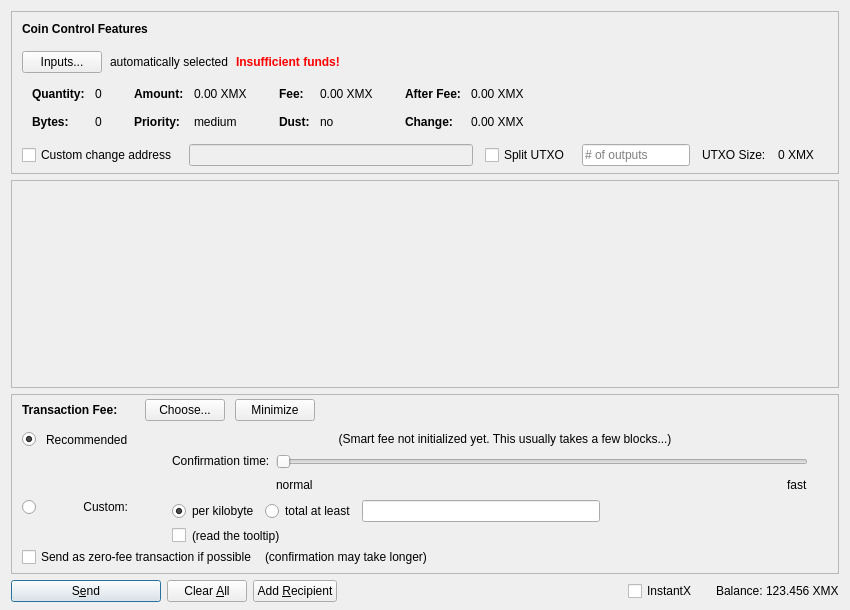
The window that src/qt/forms/sendcoinsdialog.ui (xumacoin/xuma-core) describes before a commit, drawn with Qt 5.
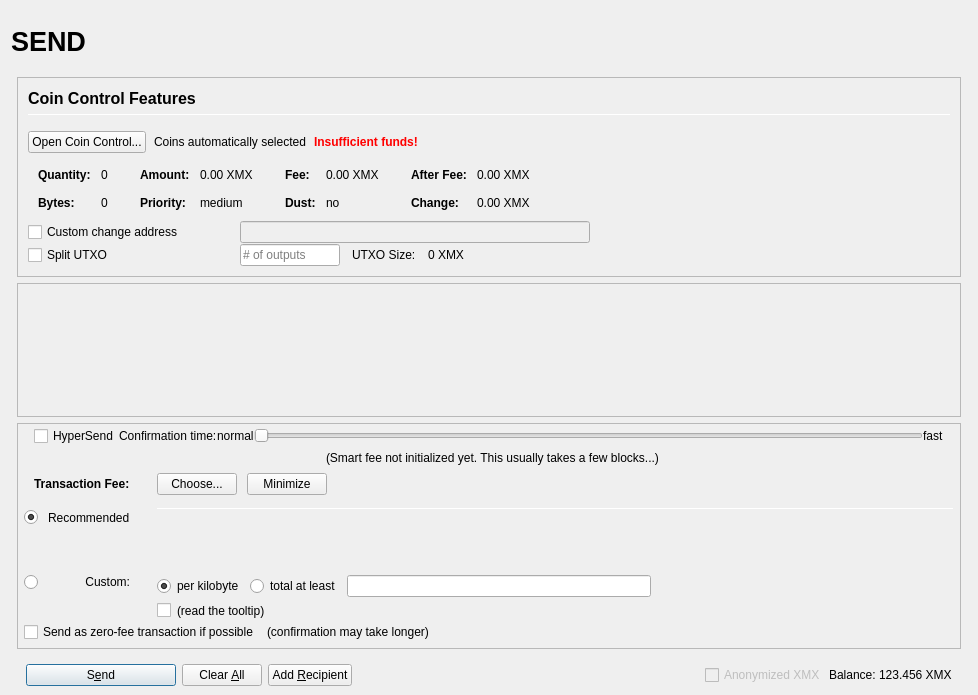
The same window after the commit. Icons and pictures are not drawn. Custom widgets are drawn as their Qt base class.

Diff of the .ui file:
```diff
--- a/src/qt/forms/sendcoinsdialog.ui
+++ b/src/qt/forms/sendcoinsdialog.ui
@@ -2,20 +2,155 @@
 <ui version="4.0">
  <class>SendCoinsDialog</class>
  <widget class="QDialog" name="SendCoinsDialog">
+  <property name="enabled">
+   <bool>true</bool>
+  </property>
   <property name="geometry">
    <rect>
     <x>0</x>
     <y>0</y>
-    <width>850</width>
-    <height>610</height>
+    <width>978</width>
+    <height>695</height>
    </rect>
   </property>
   <property name="windowTitle">
    <string>Send Coins</string>
   </property>
-  <layout class="QVBoxLayout" name="verticalLayout" stretch="0,1,0,0">
+  <layout class="QVBoxLayout" name="verticalLayout" stretch="0">
    <property name="bottomMargin">
-    <number>8</number>
+    <number>9</number>
+   </property>
+   <item>
+    <layout class="QVBoxLayout" name="verticalLayout_Master" stretch="0,1">
+     <property name="spacing">
+      <number>0</number>
+     </property>
+     <property name="leftMargin">
+      <number>0</number>
+     </property>
+     <property name="topMargin">
+      <number>0</number>
+     </property>
+     <property name="rightMargin">
+      <number>0</number>
+     </property>
+     <property name="bottomMargin">
+      <number>0</number>
+     </property>
+     <item>
+      <widget class="QFrame" name="frame_Header">
+       <layout class="QVBoxLayout" name="verticalLayout_Header" stretch="0">
+        <property name="leftMargin">
+         <number>0</number>
+        </property>
+        <property name="topMargin">
+         <number>0</number>
+        </property>
+        <property name="rightMargin">
+         <number>0</number>
+        </property>
+        <property name="bottomMargin">
+         <number>0</number>
+        </property>
+        <item>
+         <layout class="QHBoxLayout" name="horizontalLayout_Header" stretch="1,0,1">
+          <property name="spacing">
+           <number>6</number>
+          </property>
+          <item>
+           <widget class="QLabel" name="labelOverviewHeaderLeft">
+            <property name="minimumSize">
+             <size>
+              <width>464</width>
+              <height>60</height>
+             </size>
+            </property>
+            <property name="maximumSize">
+             <size>
+              <width>16777215</width>
+              <height>60</height>
+             </size>
+            </property>
+            <property name="font">
+             <font>
+              <pointsize>20</pointsize>
+              <weight>75</weight>
+              <bold>true</bold>
+             </font>
+            </property>
+            <property name="text">
+             <string>SEND</string>
+            </property>
+            <property name="alignment">
+             <set>Qt::AlignLeading|Qt::AlignLeft|Qt::AlignVCenter</set>
+            </property>
+           </widget>
+          </item>
+          <item>
+           <spacer name="horizontalSpacer_Header">
+            <property name="orientation">
+             <enum>Qt::Horizontal</enum>
+            </property>
+            <property name="sizeHint" stdset="0">
+             <size>
+              <width>40</width>
+              <height>20</height>
+             </size>
+            </property>
+           </spacer>
+          </item>
+          <item>
+           <widget class="QLabel" name="labelOverviewHeaderRight">
+            <property name="minimumSize">
+             <size>
+              <width>464</width>
+              <height>60</height>
+             </size>
+            </property>
+            <property name="maximumSize">
+             <size>
+              <width>16777215</width>
+              <height>60</height>
+             </size>
+            </property>
+            <property name="font">
+             <font>
+              <pointsize>14</pointsize>
+             </font>
+            </property>
+            <property name="text">
+             <string/>
+            </property>
+            <property name="alignment">
+             <set>Qt::AlignRight|Qt::AlignTrailing|Qt::AlignVCenter</set>
+            </property>
+           </widget>
+          </item>
+         </layout>
+        </item>
+       </layout>
+      </widget>
+     </item>
+     <item>
+      <widget class="QFrame" name="frame_BG">
+       <property name="minimumSize">
+        <size>
+         <width>0</width>
+         <height>0</height>
+        </size>
+       </property>
+       <layout class="QVBoxLayout" name="layout_BG" stretch="0,0,0,0">
+        <property name="leftMargin">
+         <number>6</number>
+        </property>
+        <property name="topMargin">
+         <number>6</number>
+        </property>
+        <property name="rightMargin">
+         <number>6</number>
+        </property>
+        <property name="bottomMargin">
+         <number>0</number>
    </property>
    <item>
     <widget class="QFrame" name="frameCoinControl">
@@ -51,12 +186,13 @@
        <number>0</number>
       </property>
       <property name="bottomMargin">
-       <number>6</number>
+            <number>0</number>
       </property>
       <item>
-       <layout class="QVBoxLayout" name="verticalLayoutCoinControl" stretch="0,0,0,0,1">
+            <widget class="QFrame" name="frameCoinControl_BG">
+             <layout class="QVBoxLayout" name="verticalLayoutCoinControl" stretch="0,0,0,0,0,0">
         <property name="spacing">
-         <number>0</number>
+               <number>1</number>
         </property>
         <property name="leftMargin">
          <number>10</number>
@@ -70,6 +206,11 @@
            <number>15</number>
           </property>
           <item>
+                 <layout class="QVBoxLayout" name="verticalLayout_3">
+                  <property name="spacing">
+                   <number>6</number>
+                  </property>
+                  <item>
            <widget class="QLabel" name="labelCoinControlFeatures">
             <property name="sizePolicy">
              <sizepolicy hsizetype="Preferred" vsizetype="Maximum">
@@ -77,8 +218,15 @@
               <verstretch>0</verstretch>
              </sizepolicy>
             </property>
+                    <property name="minimumSize">
+                     <size>
+                      <width>0</width>
+                      <height>20</height>
+                     </size>
+                    </property>
             <property name="font">
              <font>
+                      <pointsize>12</pointsize>
               <weight>75</weight>
               <bold>true</bold>
              </font>
@@ -91,6 +239,27 @@
             </property>
            </widget>
           </item>
+                  <item>
+                   <widget class="Line" name="line">
+                    <property name="minimumSize">
+                     <size>
+                      <width>0</width>
+                      <height>1</height>
+                     </size>
+                    </property>
+                    <property name="maximumSize">
+                     <size>
+                      <width>16777215</width>
+                      <height>1</height>
+                     </size>
+                    </property>
+                    <property name="orientation">
+                     <enum>Qt::Horizontal</enum>
+                    </property>
+                   </widget>
+                  </item>
+                 </layout>
+                </item>
          </layout>
         </item>
         <item>
@@ -107,7 +276,7 @@
              <string notr="true"/>
             </property>
             <property name="text">
-             <string>Inputs...</string>
+                   <string>Open Coin Control...</string>
             </property>
             <property name="autoDefault">
              <bool>false</bool>
@@ -117,7 +286,7 @@
           <item>
            <widget class="QLabel" name="labelCoinControlAutomaticallySelected">
             <property name="text">
-             <string>automatically selected</string>
+                   <string>Coins automatically selected</string>
             </property>
             <property name="margin">
              <number>5</number>
@@ -528,7 +697,7 @@
          </widget>
         </item>
         <item>
-         <layout class="QHBoxLayout" name="horizontalLayoutCoinControl4" stretch="0,0,0,0,0,0,0">
+               <layout class="QHBoxLayout" name="horizontalLayoutCoinControl4">
           <property name="spacing">
            <number>12</number>
           </property>
@@ -536,13 +705,31 @@
            <enum>QLayout::SetDefaultConstraint</enum>
           </property>
           <property name="topMargin">
-           <number>5</number>
+                 <number>0</number>
           </property>
           <property name="rightMargin">
-           <number>5</number>
+                 <number>0</number>
           </property>
           <item>
            <widget class="QCheckBox" name="checkBoxCoinControlChange">
+                  <property name="sizePolicy">
+                   <sizepolicy hsizetype="Preferred" vsizetype="Preferred">
+                    <horstretch>0</horstretch>
+                    <verstretch>0</verstretch>
+                   </sizepolicy>
+                  </property>
+                  <property name="minimumSize">
+                   <size>
+                    <width>200</width>
+                    <height>0</height>
+                   </size>
+                  </property>
+                  <property name="maximumSize">
+                   <size>
+                    <width>200</width>
+                    <height>16777215</height>
+                   </size>
+                  </property>
             <property name="toolTip">
              <string>If this is activated, but the change address is empty or invalid, change will be sent to a newly generated address.</string>
             </property>
@@ -557,15 +744,71 @@
              <bool>false</bool>
             </property>
             <property name="sizePolicy">
-             <sizepolicy hsizetype="Expanding" vsizetype="Fixed">
+                   <sizepolicy hsizetype="Preferred" vsizetype="Preferred">
               <horstretch>0</horstretch>
               <verstretch>0</verstretch>
              </sizepolicy>
             </property>
-           </widget>
-          </item>
+                  <property name="minimumSize">
+                   <size>
+                    <width>300</width>
+                    <height>0</height>
+                   </size>
+                  </property>
+                 </widget>
+                </item>
+                <item>
+                 <widget class="QLabel" name="labelCoinControlChangeLabel">
+                  <property name="sizePolicy">
+                   <sizepolicy hsizetype="Preferred" vsizetype="Preferred">
+                    <horstretch>0</horstretch>
+                    <verstretch>0</verstretch>
+                   </sizepolicy>
+                  </property>
+                  <property name="minimumSize">
+                   <size>
+                    <width>100</width>
+                    <height>0</height>
+                   </size>
+                  </property>
+                  <property name="text">
+                   <string/>
+                  </property>
+                  <property name="margin">
+                   <number>3</number>
+                  </property>
+                 </widget>
+                </item>
+               </layout>
+              </item>
+              <item>
+               <layout class="QHBoxLayout" name="horizontalLayoutCoinControl6">
+                <property name="spacing">
+                 <number>12</number>
+                </property>
+                <property name="rightMargin">
+                 <number>0</number>
+                </property>
           <item>
            <widget class="QCheckBox" name="splitBlockCheckBox">
+                  <property name="sizePolicy">
+                   <sizepolicy hsizetype="Preferred" vsizetype="Preferred">
+                    <horstretch>0</horstretch>
+                    <verstretch>0</verstretch>
+                   </sizepolicy>
+                  </property>
+                  <property name="minimumSize">
+                   <size>
+                    <width>200</width>
+                    <height>0</height>
+                   </size>
+                  </property>
+                  <property name="maximumSize">
+                   <size>
+                    <width>200</width>
+                    <height>16777215</height>
+                   </size>
+                  </property>
             <property name="text">
              <string>Split UTXO</string>
             </property>
@@ -574,11 +817,23 @@
           <item>
            <widget class="QLineEdit" name="splitBlockLineEdit">
             <property name="sizePolicy">
-             <sizepolicy hsizetype="Fixed" vsizetype="Fixed">
+                   <sizepolicy hsizetype="Preferred" vsizetype="Preferred">
               <horstretch>50</horstretch>
               <verstretch>0</verstretch>
              </sizepolicy>
             </property>
+                  <property name="minimumSize">
+                   <size>
+                    <width>100</width>
+                    <height>0</height>
+                   </size>
+                  </property>
+                  <property name="maximumSize">
+                   <size>
+                    <width>100</width>
+                    <height>16777215</height>
+                   </size>
+                  </property>
             <property name="placeholderText">
              <string># of outputs</string>
             </property>
@@ -599,26 +854,17 @@
            </widget>
           </item>
           <item>
-           <widget class="QLabel" name="labelCoinControlChangeLabel">
-            <property name="sizePolicy">
-             <sizepolicy hsizetype="Preferred" vsizetype="Expanding">
-              <horstretch>0</horstretch>
-              <verstretch>0</verstretch>
-             </sizepolicy>
-            </property>
-            <property name="minimumSize">
+                 <spacer name="horizontalSpacer_7">
+                  <property name="orientation">
+                   <enum>Qt::Horizontal</enum>
+                  </property>
+                  <property name="sizeHint" stdset="0">
              <size>
-              <width>0</width>
-              <height>0</height>
-             </size>
-            </property>
-            <property name="text">
-             <string/>
-            </property>
-            <property name="margin">
-             <number>3</number>
-            </property>
-           </widget>
+                    <width>40</width>
+                    <height>20</height>
+                   </size>
+                  </property>
+                 </spacer>
           </item>
          </layout>
         </item>
@@ -636,6 +882,7 @@
          </spacer>
         </item>
        </layout>
+            </widget>
       </item>
      </layout>
     </widget>
@@ -650,8 +897,8 @@
        <rect>
         <x>0</x>
         <y>0</y>
-        <width>830</width>
-        <height>118</height>
+             <width>944</width>
+             <height>69</height>
        </rect>
       </property>
       <layout class="QVBoxLayout" name="verticalLayout_2" stretch="0,1">
@@ -728,18 +975,192 @@
        <number>0</number>
       </property>
       <item>
-       <layout class="QVBoxLayout" name="verticalLayoutFee2" stretch="0,0,0">
+            <layout class="QVBoxLayout" name="verticalLayoutFee2" stretch="0,0,0,0">
         <property name="spacing">
          <number>0</number>
         </property>
         <property name="leftMargin">
-         <number>10</number>
+              <number>6</number>
         </property>
         <property name="topMargin">
          <number>0</number>
         </property>
+             <property name="rightMargin">
+              <number>6</number>
+             </property>
+             <item>
+              <layout class="QVBoxLayout" name="verticalLayout_feeConf">
+               <property name="spacing">
+                <number>0</number>
+               </property>
+               <property name="leftMargin">
+                <number>10</number>
+               </property>
+               <property name="rightMargin">
+                <number>10</number>
+               </property>
+               <property name="bottomMargin">
+                <number>5</number>
+               </property>
+               <item>
+                <layout class="QHBoxLayout" name="horizontalLayoutFee9">
+                 <item>
+                  <widget class="QCheckBox" name="checkHyperSend">
+                   <property name="enabled">
+                    <bool>true</bool>
+                   </property>
+                   <property name="minimumSize">
+                    <size>
+                     <width>85</width>
+                     <height>0</height>
+                    </size>
+                   </property>
+                   <property name="toolTip">
+                    <string>HyperSend technology allows for near instant transactions - A flat fee of 0.01 XMX applies</string>
+                   </property>
+                   <property name="text">
+                    <string>HyperSend</string>
+                   </property>
+                  </widget>
+                 </item>
+                 <item>
+                  <widget class="QLabel" name="labelSmartFee3">
+                   <property name="text">
+                    <string>Confirmation time:</string>
+                   </property>
+                   <property name="margin">
+                    <number>2</number>
+                   </property>
+                  </widget>
+                 </item>
+                 <item>
+                  <widget class="QLabel" name="labelSmartFeeNormal">
+                   <property name="text">
+                    <string>normal</string>
+                   </property>
+                   <property name="margin">
+                    <number>8</number>
+                   </property>
+                  </widget>
+                 </item>
+                 <item>
+                  <widget class="QSlider" name="sliderSmartFee">
+                   <property name="minimumSize">
+                    <size>
+                     <width>0</width>
+                     <height>24</height>
+                    </size>
+                   </property>
+                   <property name="minimum">
+                    <number>0</number>
+                   </property>
+                   <property name="maximum">
+                    <number>24</number>
+                   </property>
+                   <property name="pageStep">
+                    <number>1</number>
+                   </property>
+                   <property name="value">
+                    <number>0</number>
+                   </property>
+                   <property name="orientation">
+                    <enum>Qt::Horizontal</enum>
+                   </property>
+                   <property name="invertedAppearance">
+                    <bool>false</bool>
+                   </property>
+                   <property name="invertedControls">
+                    <bool>false</bool>
+                   </property>
+                   <property name="tickPosition">
+                    <enum>QSlider::NoTicks</enum>
+                   </property>
+                  </widget>
+                 </item>
+                 <item>
+                  <widget class="QLabel" name="labelSmartFeeFast">
+                   <property name="text">
+                    <string>fast</string>
+                   </property>
+                   <property name="margin">
+                    <number>8</number>
+                   </property>
+                  </widget>
+                 </item>
+                </layout>
+               </item>
+               <item>
+                <layout class="QHBoxLayout" name="horizontalLayout_recommended_texts">
+                 <property name="spacing">
+                  <number>0</number>
+                 </property>
+                 <item>
+                  <spacer name="horizontalSpacer_8">
+                   <property name="orientation">
+                    <enum>Qt::Horizontal</enum>
+                   </property>
+                   <property name="sizeHint" stdset="0">
+                    <size>
+                     <width>40</width>
+                     <height>20</height>
+                    </size>
+                   </property>
+                  </spacer>
+                 </item>
+                 <item>
+                  <widget class="QLabel" name="labelFeeEstimation">
+                   <property name="text">
+                    <string/>
+                   </property>
+                   <property name="margin">
+                    <number>2</number>
+                   </property>
+                  </widget>
+                 </item>
+                 <item>
+                  <widget class="QLabel" name="labelSmartFee2">
+                   <property name="text">
+                    <string>(Smart fee not initialized yet. This usually takes a few blocks...)</string>
+                   </property>
+                   <property name="alignment">
+                    <set>Qt::AlignLeading|Qt::AlignLeft|Qt::AlignVCenter</set>
+                   </property>
+                   <property name="wordWrap">
+                    <bool>false</bool>
+                   </property>
+                   <property name="margin">
+                    <number>2</number>
+                   </property>
+                   <property name="indent">
+                    <number>-1</number>
+                   </property>
+                  </widget>
+                 </item>
+                 <item>
+                  <spacer name="horizontalSpacer_3">
+                   <property name="orientation">
+                    <enum>Qt::Horizontal</enum>
+                   </property>
+                   <property name="sizeHint" stdset="0">
+                    <size>
+                     <width>40</width>
+                     <height>20</height>
+                    </size>
+                   </property>
+                  </spacer>
+                 </item>
+                </layout>
+               </item>
+              </layout>
+             </item>
         <item>
          <layout class="QHBoxLayout" name="horizontalLayoutFee1">
+               <property name="leftMargin">
+                <number>10</number>
+               </property>
+               <property name="rightMargin">
+                <number>10</number>
+               </property>
           <property name="bottomMargin">
            <number>0</number>
           </property>
@@ -748,22 +1169,6 @@
             <property name="spacing">
              <number>0</number>
             </property>
-            <item>
-             <spacer name="verticalSpacerSmartFee">
-              <property name="orientation">
-               <enum>Qt::Vertical</enum>
-              </property>
-              <property name="sizeType">
-               <enum>QSizePolicy::Fixed</enum>
-              </property>
-              <property name="sizeHint" stdset="0">
-               <size>
-                <width>1</width>
-                <height>4</height>
-               </size>
-              </property>
-             </spacer>
-            </item>
             <item>
              <layout class="QHBoxLayout" name="horizontalLayoutSmartFee">
               <property name="spacing">
@@ -879,7 +1284,61 @@
              <property name="verticalSpacing">
               <number>4</number>
              </property>
-             <item row="2" column="4">
+                  <item row="2" column="0">
+                   <layout class="QVBoxLayout" name="verticalLayoutFee4" stretch="0">
+                    <item>
+                     <spacer name="verticalSpacer_2">
+                      <property name="orientation">
+                       <enum>Qt::Vertical</enum>
+                      </property>
+                      <property name="sizeHint" stdset="0">
+                       <size>
+                        <width>1</width>
+                        <height>1</height>
+                       </size>
+                      </property>
+                     </spacer>
+                    </item>
+                   </layout>
+                  </item>
+                  <item row="3" column="0">
+                   <layout class="QVBoxLayout" name="verticalLayoutFee9" stretch="0,1">
+                    <item>
+                     <widget class="QRadioButton" name="radioCustomFee">
+                      <property name="text">
+                       <string/>
+                      </property>
+                      <attribute name="buttonGroup">
+                       <string notr="true">groupFee</string>
+                      </attribute>
+                     </widget>
+                    </item>
+                    <item>
+                     <spacer name="verticalSpacer_6">
+                      <property name="orientation">
+                       <enum>Qt::Vertical</enum>
+                      </property>
+                      <property name="sizeHint" stdset="0">
+                       <size>
+                        <width>1</width>
+                        <height>1</height>
+                       </size>
+                      </property>
+                     </spacer>
+                    </item>
+                   </layout>
+                  </item>
+                  <item row="3" column="1">
+                   <widget class="QLabel" name="labelCustomFee">
+                    <property name="text">
+                     <string>Custom:</string>
+                    </property>
+                    <property name="alignment">
+                     <set>Qt::AlignRight|Qt::AlignTop|Qt::AlignTrailing</set>
+                    </property>
+                   </widget>
+                  </item>
+                  <item row="3" column="4">
               <layout class="QVBoxLayout" name="verticalLayoutFee8">
                <property name="spacing">
                 <number>6</number>
@@ -978,218 +1437,14 @@
                </item>
               </layout>
              </item>
-             <item row="1" column="0">
-              <layout class="QVBoxLayout" name="verticalLayoutFee4" stretch="1">
-               <item>
-                <spacer name="verticalSpacer_2">
-                 <property name="orientation">
-                  <enum>Qt::Vertical</enum>
-                 </property>
-                 <property name="sizeHint" stdset="0">
-                  <size>
-                   <width>1</width>
-                   <height>1</height>
-                  </size>
-                 </property>
-                </spacer>
-               </item>
-              </layout>
-             </item>
-             <item row="2" column="0">
-              <layout class="QVBoxLayout" name="verticalLayoutFee9" stretch="0,1">
-               <item>
-                <widget class="QRadioButton" name="radioCustomFee">
-                 <property name="text">
-                  <string/>
-                 </property>
-                 <attribute name="buttonGroup">
-                  <string notr="true">groupFee</string>
-                 </attribute>
-                </widget>
-               </item>
-               <item>
-                <spacer name="verticalSpacer_6">
-                 <property name="orientation">
-                  <enum>Qt::Vertical</enum>
-                 </property>
-                 <property name="sizeHint" stdset="0">
-                  <size>
-                   <width>1</width>
-                   <height>1</height>
-                  </size>
-                 </property>
-                </spacer>
-               </item>
-              </layout>
-             </item>
-             <item row="1" column="4">
-              <layout class="QVBoxLayout" name="verticalLayoutFee3" stretch="0,0,1">
-               <property name="spacing">
-                <number>6</number>
-               </property>
-               <property name="topMargin">
-                <number>2</number>
-               </property>
-               <item>
-                <layout class="QHBoxLayout" name="horizontalLayoutFee12">
-                 <item>
-                  <spacer name="horizontalSpacer_5">
-                   <property name="orientation">
-                    <enum>Qt::Horizontal</enum>
-                   </property>
-                   <property name="sizeHint" stdset="0">
-                    <size>
-                     <width>1</width>
-                     <height>1</height>
-                    </size>
-                   </property>
-                  </spacer>
-                 </item>
-                </layout>
-               </item>
-               <item>
-                <layout class="QHBoxLayout" name="horizontalLayoutFee9">
-                 <item>
-                  <layout class="QVBoxLayout" name="verticalLayoutFee6">
-                   <item>
-                    <widget class="QLabel" name="labelSmartFee3">
-                     <property name="text">
-                      <string>Confirmation time:</string>
-                     </property>
-                     <property name="margin">
-                      <number>2</number>
-                     </property>
-                    </widget>
-                   </item>
-                   <item>
-                    <spacer name="verticalSpacer_3">
-                     <property name="orientation">
-                      <enum>Qt::Vertical</enum>
-                     </property>
-                     <property name="sizeHint" stdset="0">
-                      <size>
-                       <width>1</width>
-                       <height>1</height>
-                      </size>
-                     </property>
-                    </spacer>
-                   </item>
-                  </layout>
-                 </item>
-                 <item>
-                  <layout class="QVBoxLayout" name="verticalLayoutFee5">
-                   <property name="rightMargin">
-                    <number>30</number>
-                   </property>
-                   <item>
-                    <widget class="QSlider" name="sliderSmartFee">
-                     <property name="minimum">
-                      <number>0</number>
-                     </property>
-                     <property name="maximum">
-                      <number>24</number>
-                     </property>
-                     <property name="pageStep">
-                      <number>1</number>
-                     </property>
-                     <property name="value">
-                      <number>0</number>
-                     </property>
-                     <property name="orientation">
-                      <enum>Qt::Horizontal</enum>
-                     </property>
-                     <property name="invertedAppearance">
-                      <bool>false</bool>
-                     </property>
-                     <property name="invertedControls">
-                      <bool>false</bool>
-                     </property>
-                     <property name="tickPosition">
-                      <enum>QSlider::NoTicks</enum>
-                     </property>
-                    </widget>
-                   </item>
-                   <item>
-                    <layout class="QHBoxLayout" name="horizontalLayoutFee10">
-                     <item>
-                      <widget class="QLabel" name="labelSmartFeeNormal">
-                       <property name="text">
-                        <string>normal</string>
-                       </property>
-                      </widget>
-                     </item>
-                     <item>
-                      <spacer name="horizontalSpacer_3">
-                       <property name="orientation">
-                        <enum>Qt::Horizontal</enum>
-                       </property>
-                       <property name="sizeHint" stdset="0">
-                        <size>
-                         <width>40</width>
-                         <height>20</height>
-                        </size>
-                       </property>
-                      </spacer>
-                     </item>
-                     <item>
-                      <widget class="QLabel" name="labelSmartFeeFast">
-                       <property name="text">
-                        <string>fast</string>
-                       </property>
-                      </widget>
-                     </item>
-                    </layout>
-                   </item>
-                  </layout>
-                 </item>
-                </layout>
-               </item>
-               <item>
-                <spacer name="verticalSpacer_4">
-                 <property name="orientation">
-                  <enum>Qt::Vertical</enum>
-                 </property>
-                 <property name="sizeHint" stdset="0">
-                  <size>
-                   <width>1</width>
-                   <height>1</height>
-                  </size>
-                 </property>
-                </spacer>
-               </item>
-              </layout>
-             </item>
-             <item row="0" column="1">
+                  <item row="1" column="1">
               <widget class="QLabel" name="labelSmartFee_2">
                <property name="text">
                 <string>Recommended</string>
                </property>
               </widget>
              </item>
-             <item row="0" column="0">
-              <widget class="QRadioButton" name="radioSmartFee">
-               <property name="text">
-                <string/>
-               </property>
-               <property name="checked">
-                <bool>true</bool>
-               </property>
-               <attribute name="buttonGroup">
-                <string notr="true">groupFee</string>
-               </attribute>
-              </widget>
-             </item>
-             <item row="2" column="1">
-              <widget class="QLabel" name="labelCustomFee">
-               <property name="text">
-                <string>Custom:</string>
-               </property>
-               <property name="alignment">
-                <set>Qt::AlignRight|Qt::AlignTop|Qt::AlignTrailing</set>
-               </property>
-              </widget>
-             </item>
-             <item row="0" column="2">
+                  <item row="1" column="2">
               <widget class="QLabel" name="labelSmartFee">
                <property name="text">
                 <string/>
@@ -1199,28 +1454,93 @@
                </property>
               </widget>
              </item>
-             <item row="0" column="3">
-              <widget class="QLabel" name="labelFeeEstimation">
+                  <item row="1" column="0">
+                   <widget class="QRadioButton" name="radioSmartFee">
                <property name="text">
                 <string/>
                </property>
-              </widget>
-             </item>
-             <item row="0" column="4">
-              <widget class="QLabel" name="labelSmartFee2">
-               <property name="text">
-                <string>(Smart fee not initialized yet. This usually takes a few blocks...)</string>
-               </property>
-               <property name="alignment">
-                <set>Qt::AlignHCenter</set>
-               </property>
-               <property name="wordWrap">
+                    <property name="checked">
                 <bool>true</bool>
                </property>
-               <property name="margin">
+                    <attribute name="buttonGroup">
+                     <string notr="true">groupFee</string>
+                    </attribute>
+                   </widget>
+                  </item>
+                  <item row="0" column="4" rowspan="3">
+                   <layout class="QVBoxLayout" name="verticalLayoutFee3" stretch="0,0,0,0">
+                    <property name="spacing">
+                     <number>6</number>
+                    </property>
+                    <property name="topMargin">
                 <number>2</number>
                </property>
-              </widget>
+                    <property name="bottomMargin">
+                     <number>20</number>
+                    </property>
+                    <item>
+                     <widget class="Line" name="line_2">
+                      <property name="minimumSize">
+                       <size>
+                        <width>0</width>
+                        <height>1</height>
+                       </size>
+                      </property>
+                      <property name="maximumSize">
+                       <size>
+                        <width>16777215</width>
+                        <height>1</height>
+                       </size>
+                      </property>
+                      <property name="orientation">
+                       <enum>Qt::Horizontal</enum>
+                      </property>
+                     </widget>
+                    </item>
+                    <item>
+                     <layout class="QHBoxLayout" name="horizontalLayoutFee12">
+                      <item>
+                       <spacer name="horizontalSpacer_5">
+                        <property name="orientation">
+                         <enum>Qt::Horizontal</enum>
+                        </property>
+                        <property name="sizeHint" stdset="0">
+                         <size>
+                          <width>1</width>
+                          <height>1</height>
+                         </size>
+                        </property>
+                       </spacer>
+                      </item>
+                     </layout>
+                    </item>
+                    <item>
+                     <spacer name="verticalSpacer_4">
+                      <property name="orientation">
+                       <enum>Qt::Vertical</enum>
+                      </property>
+                      <property name="sizeHint" stdset="0">
+                       <size>
+                        <width>1</width>
+                        <height>1</height>
+                       </size>
+                      </property>
+                     </spacer>
+                    </item>
+                    <item>
+                     <spacer name="verticalSpacer_3">
+                      <property name="orientation">
+                       <enum>Qt::Vertical</enum>
+                      </property>
+                      <property name="sizeHint" stdset="0">
+                       <size>
+                        <width>20</width>
+                        <height>40</height>
+                       </size>
+                      </property>
+                     </spacer>
+                    </item>
+                   </layout>
              </item>
             </layout>
            </item>
@@ -1299,7 +1619,11 @@
     </widget>
    </item>
    <item>
+         <widget class="QFrame" name="frame_Send">
     <layout class="QHBoxLayout" name="horizontalLayout">
+           <property name="bottomMargin">
+            <number>0</number>
+           </property>
      <item>
       <widget class="QPushButton" name="sendButton">
        <property name="minimumSize">
@@ -1387,16 +1711,10 @@
        <item>
         <widget class="QCheckBox" name="checkInstantX">
          <property name="enabled">
-          <bool>true</bool>
-         </property>
-         <property name="minimumSize">
-          <size>
-           <width>85</width>
-           <height>0</height>
-          </size>
+                <bool>false</bool>
          </property>
          <property name="text">
-          <string>InstantX</string>
+                <string>Anonymized XMX</string>
          </property>
         </widget>
        </item>
@@ -1427,6 +1745,12 @@
         </widget>
        </item>
       </layout>
+           </item>
+          </layout>
+         </widget>
+        </item>
+       </layout>
+      </widget>
      </item>
     </layout>
    </item>
```
Left out of the diff: 8 changed lines with no effect on the pictures. Lines whose indentation alone changed are shown as unchanged.
